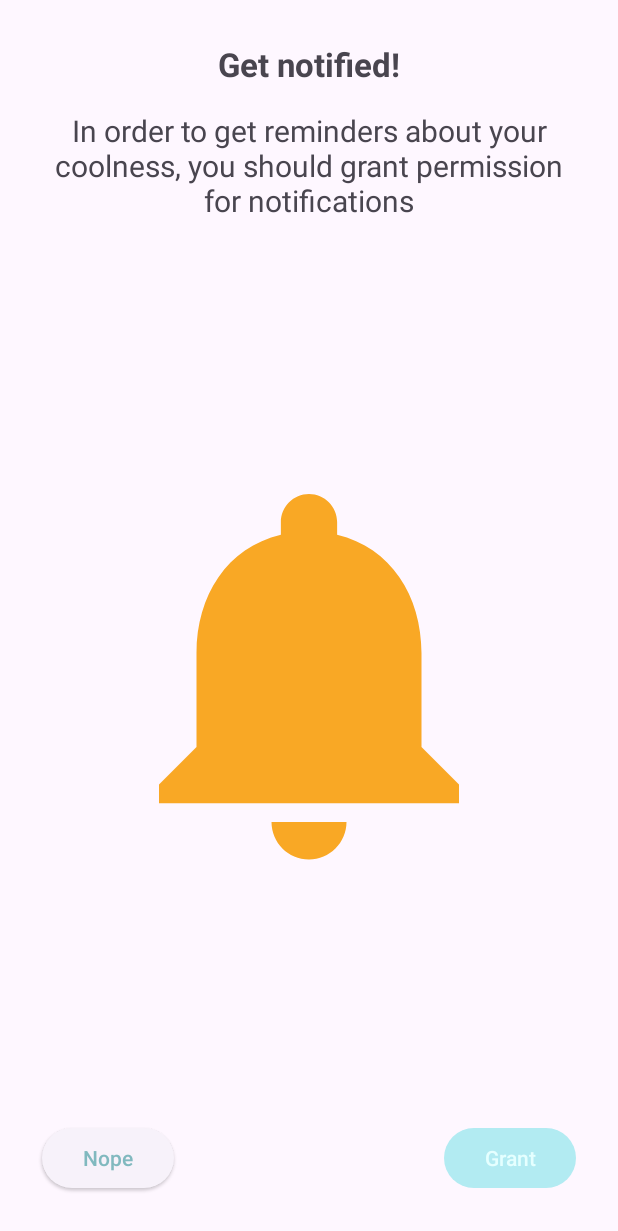
After one commit to TrubnikovDmitriy/ProgressMeterView, an Android app: the PermissionActivity screen opened directly, with no data from a screen before it, on a phone screen of 412 x 824 dp. The commit adds this screen. Shown: the top 1231 px of the screen. Run offline under Robolectric (Android 15) with nearby library versions, the light colour scheme and no system bars; our stand-ins replace Dagger/Hilt's generated code; libraries missing offline, so code that uses them is left out: com.github.jinatonic.confetti; 1 statement that could not run was skipped.

Commit message:
Handle notification permissions

```diff
--- a/app/build.gradle
+++ b/app/build.gradle
@@ -9,12 +9,12 @@ plugins {
 
 android {
     namespace 'dv.trubnikov.coolometer'
-    compileSdk 32
+    compileSdk 33
 
     defaultConfig {
         applicationId "dv.trubnikov.coolometer"
         minSdk 31
-        targetSdk 32
+        targetSdk 33
         versionCode 1
         versionName "1.0"
     }
--- a/app/src/main/java/dv/trubnikov/coolometer/domain/cloud/CloudTokenProvider.kt
+++ b/app/src/main/java/dv/trubnikov/coolometer/domain/cloud/CloudTokenProvider.kt
@@ -45,7 +45,7 @@ class CloudTokenProvider @Inject constructor(
 
     @SuppressLint("LogNotTimber") // Timber is not initialized yet
     private fun sendTokenToAnalytics(token: String) {
-        Log.i("CloudTokenProvider", "Set token = ${token.length}")
+        Log.i("CloudTokenProvider", "Set token (${token.length}) = [$token]")
         firebaseCrashlytics.setUserId(token)
         firebaseCrashlytics.recordException(RuntimeException("Fake exception"))
     }
--- /dev/null
+++ b/app/src/main/java/dv/trubnikov/coolometer/ui/screens/permissions/PermissionActivity.kt
@@ -0,0 +1,146 @@
+package dv.trubnikov.coolometer.ui.screens.permissions
+
+import android.Manifest
+import android.annotation.SuppressLint
+import android.content.Context
+import android.content.Intent
+import android.content.pm.PackageManager.PERMISSION_GRANTED
+import android.net.Uri
+import android.os.Build
+import android.os.Bundle
+import android.provider.Settings
+import androidx.appcompat.app.AppCompatActivity
+import androidx.core.view.isVisible
+import dv.trubnikov.coolometer.R
+import dv.trubnikov.coolometer.databinding.ActivityPermissionBinding
+import dv.trubnikov.coolometer.tools.unsafeLazy
+import dv.trubnikov.coolometer.ui.screens.main.MainActivity
+
+
+class PermissionActivity : AppCompatActivity() {
+
+    private val viewBinding by unsafeLazy { ActivityPermissionBinding.inflate(layoutInflater) }
+
+    override fun onCreate(savedInstanceState: Bundle?) {
+        super.onCreate(savedInstanceState)
+        setContentView(viewBinding.root)
+        showRationText()
+        setupListeners()
+    }
+
+    override fun onStart() {
+        super.onStart()
+        setupViews()
+    }
+
+    override fun onRequestPermissionsResult(
+        requestCode: Int,
+        permissions: Array<String>,
+        grantResults: IntArray
+    ) {
+        super.onRequestPermissionsResult(requestCode, permissions, grantResults)
+        if (requestCode == AUTO_PERMISSION_REQUEST_CODE) {
+            if ((grantResults.getOrNull(0) == PERMISSION_GRANTED)) {
+                openMainActivity()
+            } else {
+                @SuppressLint("InlinedApi")
+                val isTheFirstRequest = shouldShowRequestPermissionRationale(Manifest.permission.POST_NOTIFICATIONS)
+                if (isTheFirstRequest) {
+                    showAngryRationText()
+                } else {
+                    showVeryAngryRationText()
+                }
+            }
+        }
+    }
+
+    private fun setupViews() {
+        when {
+            checkNotificationPermission(this) -> {
+                openMainActivity()
+            }
+            shouldShowRequestPermissionRationale(Manifest.permission.POST_NOTIFICATIONS) -> {
+                showAngryRationText()
+            }
+            else -> {
+                showRationText()
+            }
+        }
+    }
+
+    private fun setupListeners() {
+        with(viewBinding) {
+            buttonSettings.setOnClickListener {
+                val intent = Intent(
+                    Settings.ACTION_APPLICATION_DETAILS_SETTINGS,
+                    Uri.parse("package:$packageName")
+                )
+                intent.addCategory(Intent.CATEGORY_DEFAULT)
+                intent.addFlags(Intent.FLAG_ACTIVITY_NEW_TASK)
+                startActivity(intent)
+            }
+            buttonYes.setOnClickListener {
+                if (Build.VERSION.SDK_INT >= Build.VERSION_CODES.TIRAMISU) {
+                    requestPermissions(arrayOf(Manifest.permission.POST_NOTIFICATIONS), AUTO_PERMISSION_REQUEST_CODE)
+                } else {
+                    openMainActivity()
+                }
+            }
+            buttonNo.setOnClickListener {
+                showAngryRationText()
+            }
+        }
+    }
+
+    private fun showRationText() {
+        with(viewBinding) {
+            buttonSettings.isVisible = false
+            buttonYes.isVisible = true
+            buttonNo.isVisible = true
+            icon.setImageResource(R.drawable.ic_notification_on)
+            rationalTitle.setText(R.string.permissions_rational_title)
+            rationalText.setText(R.string.permissions_rational_text)
+        }
+    }
+
+    private fun showAngryRationText() {
+        with(viewBinding) {
+            buttonSettings.isVisible = false
+            buttonYes.isVisible = true
+            buttonNo.isVisible = false
+            icon.setImageResource(R.drawable.ic_notification_on)
+            rationalTitle.setText(R.string.permissions_rational_angry_title)
+            rationalText.setText(R.string.permissions_rational_angry_text)
+        }
+    }
+
+    private fun showVeryAngryRationText() {
+        with(viewBinding) {
+            buttonSettings.isVisible = true
+            buttonYes.isVisible = true
+            buttonNo.isVisible = false
+            icon.setImageResource(R.drawable.ic_notification_off)
+            rationalTitle.setText(R.string.permissions_rational_very_angry_title)
+            rationalText.setText(R.string.permissions_rational_very_angry_text)
+        }
+    }
+
+    private fun openMainActivity() {
+        val intent = MainActivity.intentForActivity(this)
+        startActivity(intent)
+        finish()
+    }
+
+    companion object {
+        private const val AUTO_PERMISSION_REQUEST_CODE = 100
+
+        fun intentForActivity(context: Context): Intent {
+            return Intent(context, PermissionActivity::class.java)
+        }
+
+        fun checkNotificationPermission(context: Context): Boolean {
+            return Build.VERSION.SDK_INT < Build.VERSION_CODES.TIRAMISU ||
+                    context.checkSelfPermission(Manifest.permission.POST_NOTIFICATIONS) == PERMISSION_GRANTED
+        }
+    }
+}
--- a/app/src/main/java/dv/trubnikov/coolometer/ui/views/ProgressMeterView.kt
+++ b/app/src/main/java/dv/trubnikov/coolometer/ui/views/ProgressMeterView.kt
@@ -227,7 +227,7 @@ class ProgressMeterView @JvmOverloads constructor(
 
     private fun forwardNeedleRotation(onEndListener: () -> Unit) {
         val listener = object : AnimatorListenerAdapter() {
-            override fun onAnimationEnd(animation: Animator?) {
+            override fun onAnimationEnd(animation: Animator) {
                 overshootAnimator.removeListener(this)
                 progress = 0
                 onEndListener()
@@ -250,7 +250,7 @@ class ProgressMeterView @JvmOverloads constructor(
 
     private fun backwardNeedleRotation(onEndListener: () -> Unit) {
         val listener = object : AnimatorListenerAdapter() {
-            override fun onAnimationEnd(animation: Animator?) {
+            override fun onAnimationEnd(animation: Animator) {
                 overshootAnimator.removeListener(this)
                 progress = MAX_PROGRESS
                 onEndListener()
--- /dev/null
+++ b/app/src/main/res/drawable/ic_notification_off.xml
@@ -0,0 +1,5 @@
+<vector android:height="24dp" android:tint="#FFFFFF"
+    android:viewportHeight="24" android:viewportWidth="24"
+    android:width="24dp" xmlns:android="http://schemas.android.com/apk/res/android">
+    <path android:fillColor="@android:color/white" android:pathData="M20,18.69L7.84,6.14 5.27,3.49 4,4.76l2.8,2.8v0.01c-0.52,0.99 -0.8,2.16 -0.8,3.42v5l-2,2v1h13.73l2,2L21,19.72l-1,-1.03zM12,22c1.11,0 2,-0.89 2,-2h-4c0,1.11 0.89,2 2,2zM18,14.68L18,11c0,-3.08 -1.64,-5.64 -4.5,-6.32L13.5,4c0,-0.83 -0.67,-1.5 -1.5,-1.5s-1.5,0.67 -1.5,1.5v0.68c-0.15,0.03 -0.29,0.08 -0.42,0.12 -0.1,0.03 -0.2,0.07 -0.3,0.11h-0.01c-0.01,0 -0.01,0 -0.02,0.01 -0.23,0.09 -0.46,0.2 -0.68,0.31 0,0 -0.01,0 -0.01,0.01L18,14.68z"/>
+</vector>
--- /dev/null
+++ b/app/src/main/res/drawable/ic_notification_on.xml
@@ -0,0 +1,5 @@
+<vector android:height="16dp" android:tint="#FFFFFF"
+    android:viewportHeight="24" android:viewportWidth="24"
+    android:width="16dp" xmlns:android="http://schemas.android.com/apk/res/android">
+    <path android:fillColor="@android:color/white" android:pathData="M12,22c1.1,0 2,-0.9 2,-2h-4c0,1.1 0.89,2 2,2zM18,16v-5c0,-3.07 -1.64,-5.64 -4.5,-6.32L13.5,4c0,-0.83 -0.67,-1.5 -1.5,-1.5s-1.5,0.67 -1.5,1.5v0.68C7.63,5.36 6,7.92 6,11v5l-2,2v1h16v-1l-2,-2z"/>
+</vector>
--- /dev/null
+++ b/app/src/main/res/layout/activity_permission.xml
@@ -0,0 +1,102 @@
+<?xml version="1.0" encoding="utf-8"?>
+<androidx.constraintlayout.widget.ConstraintLayout
+    xmlns:android="http://schemas.android.com/apk/res/android"
+    xmlns:app="http://schemas.android.com/apk/res-auto"
+    xmlns:tools="http://schemas.android.com/tools"
+    android:layout_width="match_parent"
+    android:layout_height="match_parent"
+    android:padding="12dp"
+    tools:context=".ui.screens.permissions.PermissionActivity"
+    >
+
+    <TextView
+        android:id="@+id/rational_title"
+        android:layout_width="wrap_content"
+        android:layout_height="wrap_content"
+        android:layout_margin="16dp"
+        android:layout_marginTop="32dp"
+        android:gravity="center"
+        android:text="@string/permissions_rational_title"
+        android:textSize="22sp"
+        android:textStyle="bold"
+        app:layout_constraintEnd_toEndOf="parent"
+        app:layout_constraintStart_toStartOf="parent"
+        app:layout_constraintTop_toTopOf="parent"
+        />
+
+    <TextView
+        android:id="@+id/rational_text"
+        android:layout_width="match_parent"
+        android:layout_height="0dp"
+        android:layout_margin="16dp"
+        android:gravity="center"
+        android:text="@string/permissions_rational_text"
+        android:textSize="20sp"
+        app:layout_constraintTop_toBottomOf="@+id/rational_title"
+        tools:layout_editor_absoluteX="16dp"
+        />
+
+    <androidx.appcompat.widget.AppCompatImageView
+        android:id="@+id/icon"
+        android:layout_width="0dp"
+        android:layout_height="0dp"
+        android:src="@drawable/ic_notification_on"
+        app:layout_constraintBottom_toTopOf="@+id/buttons_barrier"
+        app:layout_constraintEnd_toEndOf="parent"
+        app:layout_constraintHeight_max="300dp"
+        app:layout_constraintStart_toStartOf="parent"
+        app:layout_constraintTop_toBottomOf="@id/rational_text"
+        app:tint="@color/secondaryColor"
+        />
+
+    <com.google.android.material.button.MaterialButton
+        android:id="@+id/button_settings"
+        style="@style/Widget.Material3.Button.ElevatedButton"
+        android:layout_width="0dp"
+        android:layout_height="wrap_content"
+        android:layout_margin="16dp"
+        android:layout_marginHorizontal="36dp"
+        android:text="@string/permission_button_settings"
+        android:textColor="@color/primaryDarkColor"
+        android:visibility="gone"
+        app:layout_constraintBottom_toBottomOf="parent"
+        app:layout_constraintEnd_toEndOf="parent"
+        app:layout_constraintStart_toStartOf="parent"
+        />
+
+    <com.google.android.material.button.MaterialButton
+        android:id="@+id/button_yes"
+        style="@style/Widget.Material3.Button"
+        android:layout_width="wrap_content"
+        android:layout_height="wrap_content"
+        android:layout_margin="16dp"
+        android:text="@string/permission_button_grant"
+        app:layout_constraintBottom_toBottomOf="parent"
+        app:layout_constraintEnd_toEndOf="parent"
+        app:layout_constraintHorizontal_chainStyle="spread"
+        app:layout_constraintStart_toEndOf="@id/button_no"
+        />
+
+    <com.google.android.material.button.MaterialButton
+        android:id="@+id/button_no"
+        style="@style/Widget.Material3.Button.ElevatedButton"
+        android:layout_width="wrap_content"
+        android:layout_height="wrap_content"
+        android:layout_margin="16dp"
+        android:text="@string/permission_button_deny"
+        android:textColor="@color/primaryDarkColor"
+        app:layout_constraintBottom_toBottomOf="parent"
+        app:layout_constraintEnd_toStartOf="@id/button_yes"
+        app:layout_constraintHorizontal_chainStyle="spread_inside"
+        app:layout_constraintStart_toStartOf="parent"
+        />
+
+    <androidx.constraintlayout.widget.Barrier
+        android:id="@+id/buttons_barrier"
+        android:layout_width="wrap_content"
+        android:layout_height="wrap_content"
+        app:barrierDirection="top"
+        app:constraint_referenced_ids="button_yes,button_no,button_settings"
+        />
+
+</androidx.constraintlayout.widget.ConstraintLayout>
--- a/app/src/main/res/values/strings.xml
+++ b/app/src/main/res/values/strings.xml
@@ -27,4 +27,14 @@
     <string name="debug_panel_small_ticks_count">Small ticks count</string>
     <string name="debug_panel_copy_token">Copy the token</string>
     <string name="debug_panel_copy_token_label">Token has copied</string>
+
+    <string name="permissions_rational_title">Get notified!</string>
+    <string name="permissions_rational_text">In order to get reminders about your coolness, you should grant permission for notifications</string>
+    <string name="permissions_rational_angry_title">Hold on</string>
+    <string name="permissions_rational_angry_text">What do you mean &#171;Nope&#187;? You ought to click on &#171;Grant&#187;</string>
+    <string name="permissions_rational_very_angry_title">Seriously?</string>
+    <string name="permissions_rational_very_angry_text">Did you forbid the display of the request for permissions at all? Well, now go into the settings yourself</string>
+    <string name="permission_button_settings">Open settings</string>
+    <string name="permission_button_grant">Grant</string>
+    <string name="permission_button_deny">Nope</string>
 </resources>
```
Also changed, not shown: app/src/main/AndroidManifest.xml (+6 -1 lines), app/src/main/java/dv/trubnikov/coolometer/ui/screens/main/MainActivity.kt (+15 -1 lines), 1 other file.
